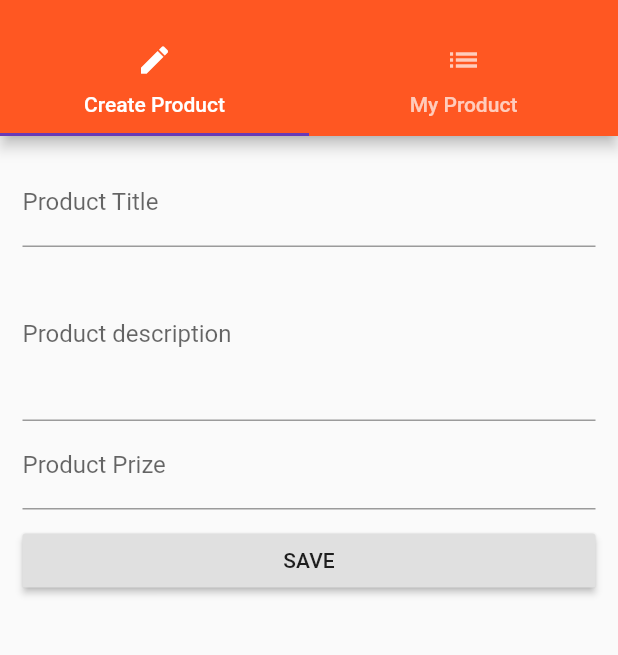
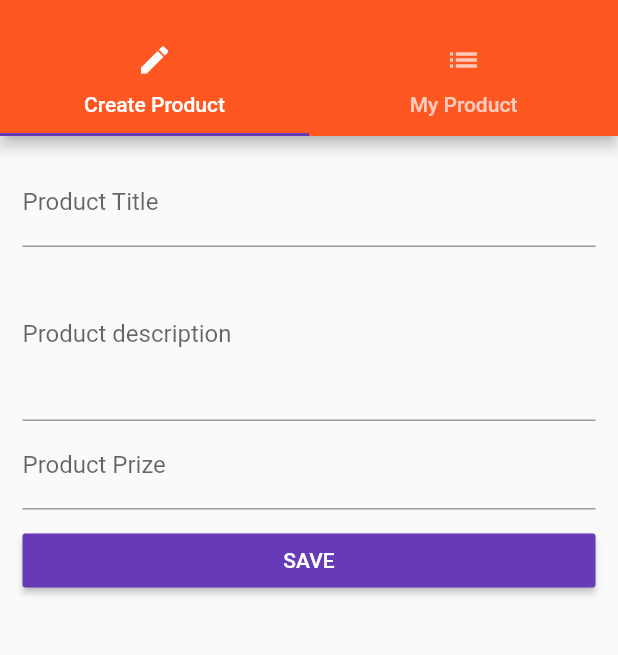
Before and after one commit to ShankarDhandapani/My-First-Flutter-App, a Flutter app: the ProductsAdminPage screen opened by its route, on a phone screen of 412 x 824 dp, the part 59-714 px from its top. Run offline on Flutter 3.47's test engine with Material 2 defaults, Android fonts, the phone set to English and light mode, and no system bars.

Commit message:
Added style to the create product form

```diff
--- a/lib/pages/product_create.dart
+++ b/lib/pages/product_create.dart
@@ -57,6 +57,8 @@ class _ProductCreatePageSate extends State<ProductCreatePage> {
           ),
           RaisedButton(
             child: Text('SAVE'),
+            color: Theme.of(context).accentColor,
+            textColor: Colors.white,
             onPressed: () {
               final Map<String, dynamic> product = {
                 'title': titleValue,
```
